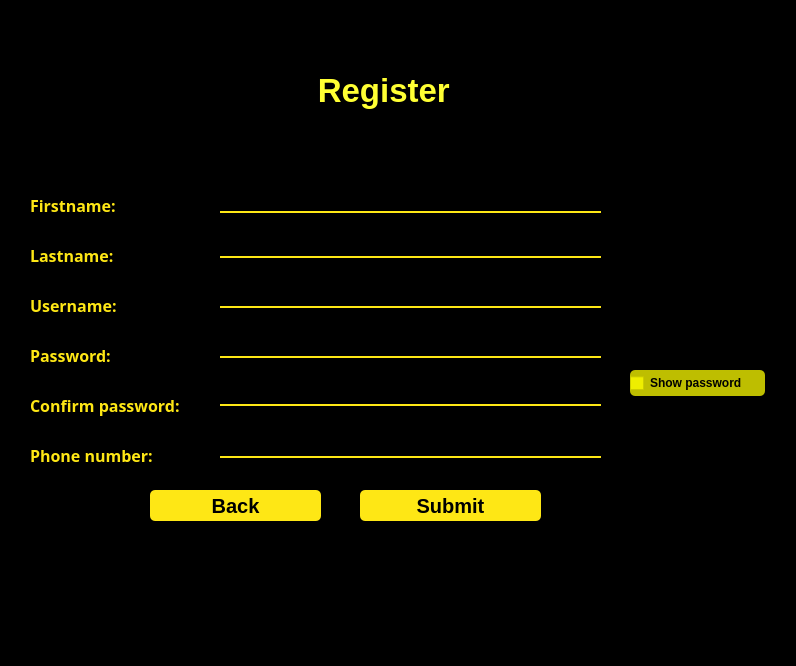
The window that untitled/register.ui (MohamadKhavaran/M2-Massenger) describes before a commit, drawn with Qt 5.
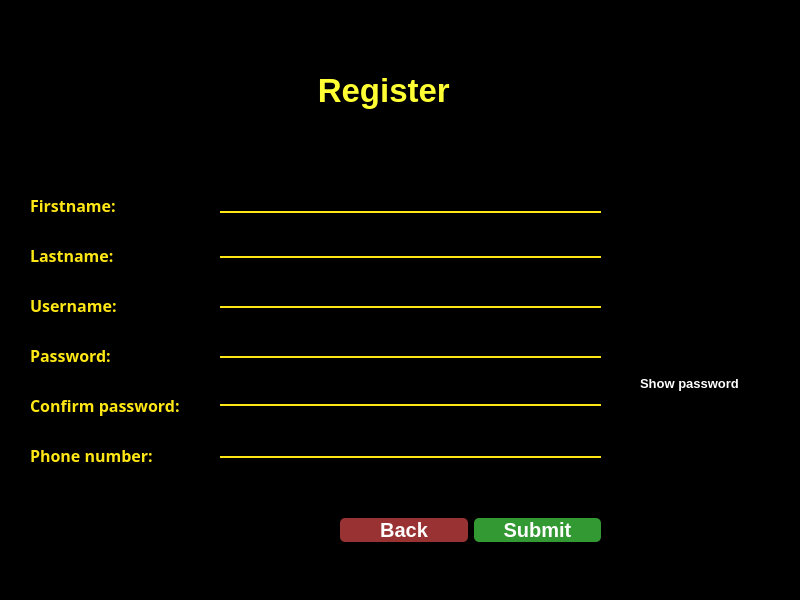
The same window after the commit. Icons and pictures are not drawn.

What changed in the file:
```diff
--- a/untitled/register.ui
+++ b/untitled/register.ui
@@ -6,8 +6,8 @@
    <rect>
     <x>0</x>
     <y>0</y>
-    <width>796</width>
-    <height>666</height>
+    <width>800</width>
+    <height>600</height>
    </rect>
   </property>
   <property name="windowTitle">
@@ -18,13 +18,12 @@
     <rect>
      <x>0</x>
      <y>0</y>
-     <width>801</width>
-     <height>671</height>
+     <width>800</width>
+     <height>600</height>
     </rect>
    </property>
    <property name="styleSheet">
-    <string notr="true">background-color:	rgb(0, 0, 0);
-</string>
+    <string notr="true">background-color:black;</string>
    </property>
    <widget class="QLabel" name="label_2">
     <property name="geometry">
@@ -186,82 +185,6 @@
      <string>Phone number: </string>
     </property>
    </widget>
-   <widget class="QPushButton" name="Submit_pushButton">
-    <property name="geometry">
-     <rect>
-      <x>360</x>
-      <y>490</y>
-      <width>181</width>
-      <height>31</height>
-     </rect>
-    </property>
-    <property name="font">
-     <font>
-      <pointsize>15</pointsize>
-      <bold>true</bold>
-     </font>
-    </property>
-    <property name="styleSheet">
-     <string notr="true">QPushButton#Submit_pushButton{
-	background-color:rgba(254, 231, 21, 1);
-	color:rgba(0, 0, 0, 255);
-	border-radius:5px;
-}
-
-QPushButton#Submit_pushButton:hover{
-	background-color:rgb(0, 255, 0);
-
-}
-
-QPushButton#Submit_pushButton:pressed{
-	padding-left:5px;
-	padding-top:5px;
-	background-color:rgba(150,123, 111, 255);
-}
-
-
-</string>
-    </property>
-    <property name="text">
-     <string>Submit</string>
-    </property>
-   </widget>
-   <widget class="QPushButton" name="Back_pushButton">
-    <property name="geometry">
-     <rect>
-      <x>150</x>
-      <y>490</y>
-      <width>171</width>
-      <height>31</height>
-     </rect>
-    </property>
-    <property name="font">
-     <font>
-      <pointsize>15</pointsize>
-      <bold>true</bold>
-     </font>
-    </property>
-    <property name="styleSheet">
-     <string notr="true">QPushButton#Back_pushButton{
-	background-color:rgba(254, 231, 21, 1);
-	color:rgba(0, 0, 0, 255);
-	border-radius:5px;
-}
-
-QPushButton#Back_pushButton:hover{
-	background-color:rgb(255, 0, 0);
-}
-
-QPushButton#Back_pushButton:pressed{
-	padding-left:5px;
-	padding-top:5px;
-	background-color:rgba(150,123, 111, 255);
-}</string>
-    </property>
-    <property name="text">
-     <string>Back</string>
-    </property>
-   </widget>
    <widget class="QLineEdit" name="FirstName_lineEdit">
     <property name="geometry">
      <rect>
@@ -389,35 +312,119 @@
    <widget class="QCheckBox" name="checkBox">
     <property name="geometry">
      <rect>
-      <x>630</x>
+      <x>610</x>
       <y>370</y>
-      <width>135</width>
+      <width>171</width>
       <height>26</height>
      </rect>
     </property>
     <property name="font">
      <font>
+      <pointsize>10</pointsize>
       <bold>true</bold>
      </font>
     </property>
     <property name="styleSheet">
-     <string notr="true">QCheckBox#checkBox{
-	background-color:rgba(255, 255, 0, 190);
+     <string notr="true">QCheckBox#checkBox {
+padding-left: 10px;
+border-radius: 5px;
+color: #fefefe;
+}
 
-	color:rgba(0, 0, 0, 255);
-	border-radius:5px;
+QCheckBox#checkBox:hover {
+	color: rgb(241, 182, 88);
 }
 
-
-QCheckBox#checkBox:hover{
-	background-color:rgb(246, 120, 29);
-
+QCheckBox#checkBox:pressed {
+	color: rgb(85, 255, 255);
 }</string>
     </property>
     <property name="text">
      <string>Show password</string>
     </property>
    </widget>
+   <widget class="QWidget" name="horizontalLayoutWidget">
+    <property name="geometry">
+     <rect>
+      <x>340</x>
+      <y>490</y>
+      <width>261</width>
+      <height>80</height>
+     </rect>
+    </property>
+    <layout class="QHBoxLayout" name="horizontalLayout">
+     <item>
+      <widget class="QPushButton" name="Back_pushButton">
+       <property name="font">
+        <font>
+         <pointsize>15</pointsize>
+         <bold>true</bold>
+        </font>
+       </property>
+       <property name="styleSheet">
+        <string notr="true">QPushButton#Back_pushButton {
+color: white;
+border-radius: 5px;
+Background: #933;
+color: #fefefe;
+}
+
+QPushButton#Back_pushButton:hover {
+	background-color: rgb(42, 46, 52);
+border-style: solid;
+ border-width: 1px;
+	color: rgb(241, 182, 88);
+}
+
+QPushButton#Back_pushButton:pressed {
+border-style: solid;
+border-width: 1px;
+	background-color: rgb(25, 69, 105);
+	color: rgb(85, 255, 255);
+}</string>
+       </property>
+       <property name="text">
+        <string>Back</string>
+       </property>
+      </widget>
+     </item>
+     <item>
+      <widget class="QPushButton" name="Submit_pushButton">
+       <property name="font">
+        <font>
+         <pointsize>15</pointsize>
+         <bold>true</bold>
+        </font>
+       </property>
+       <property name="styleSheet">
+        <string notr="true">QPushButton#Submit_pushButton {
+color: white;
+border-radius: 5px;
+Background: #393;
+color: #fefefe;
+}
+
+QPushButton#Submit_pushButton:hover {
+	background-color: rgb(42, 46, 52);
+border-style: solid;
+ border-width: 1px;
+	color: rgb(241, 182, 88);
+}
+
+QPushButton#Submit_pushButton:pressed {
+border-style: solid;
+border-width: 1px;
+	background-color: rgb(25, 69, 105);
+	color: rgb(85, 255, 255);
+}</string>
+       </property>
+       <property name="text">
+        <string>Submit</string>
+       </property>
+      </widget>
+     </item>
+    </layout>
+   </widget>
   </widget>
  </widget>
  <resources/>
```
Left out of the diff: 102 changed lines with no effect on the pictures.
